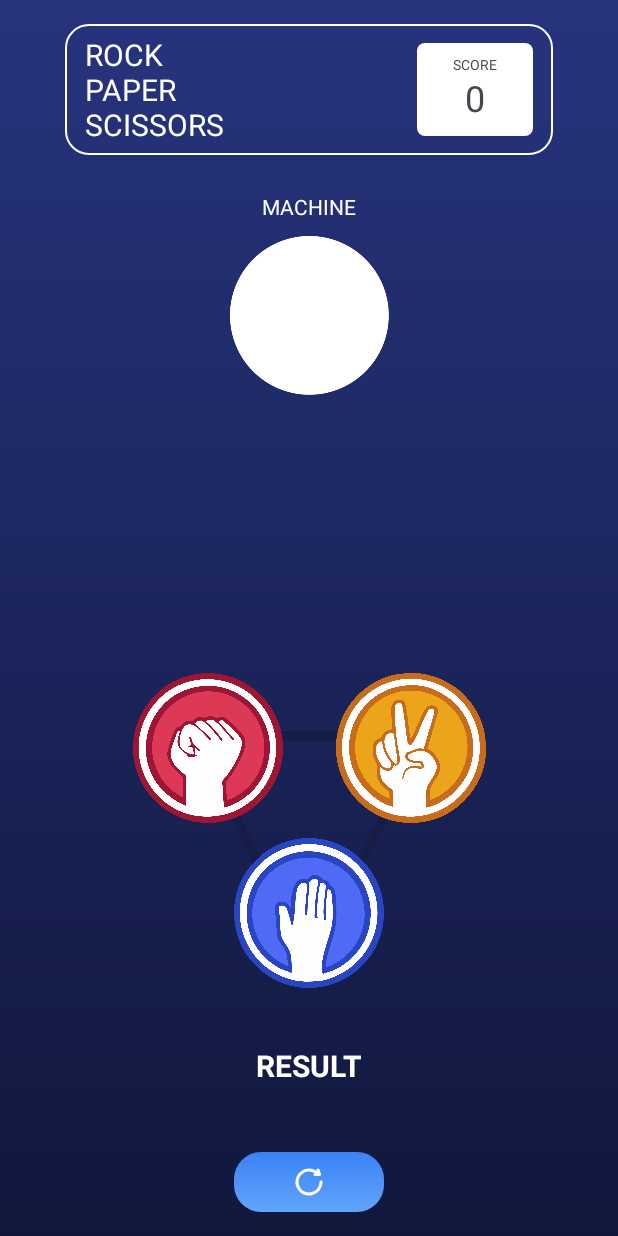
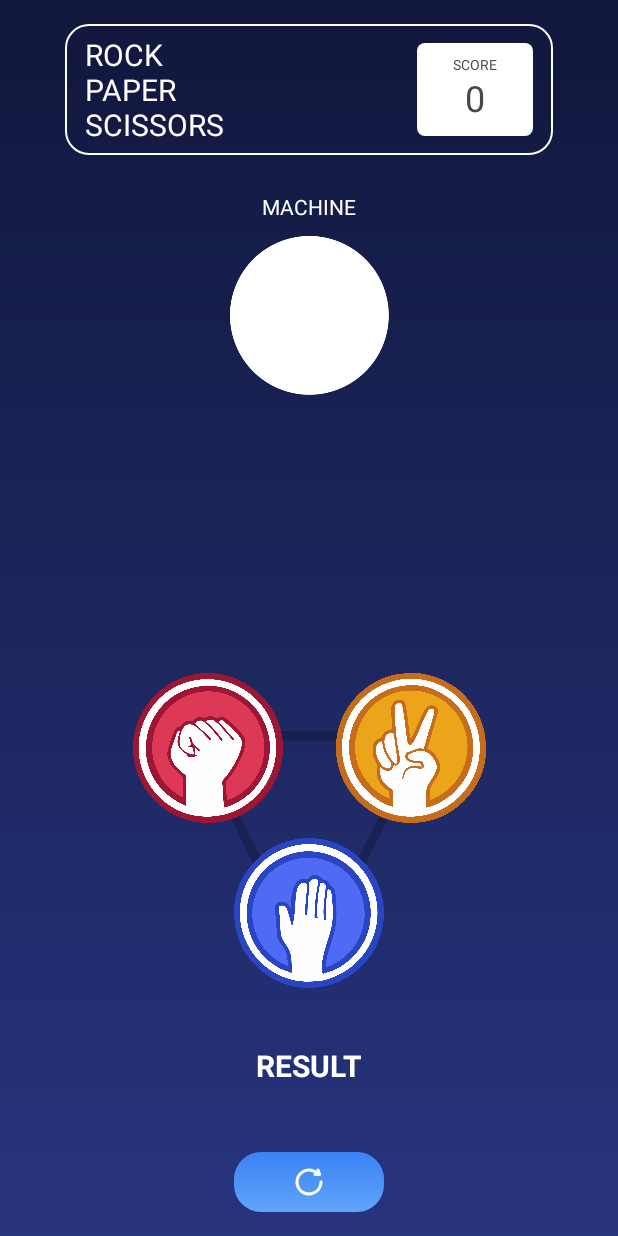
Before and after one commit to ifryansampaio/Rock-Paper-Scissors, an Android app: the screen it shows after launch (MainActivity), on a phone screen of 412 x 824 dp. Run offline under Robolectric (Android 15) with nearby library versions, the phone set to English and light mode, and no system bars; Roboto replaces fonts that are not available here.

Commit message:
Adicionando themes e colors

```diff
--- a/app/src/main/res/drawable/gradient_background.xml
+++ b/app/src/main/res/drawable/gradient_background.xml
@@ -1,8 +1,8 @@
 <?xml version="1.0" encoding="utf-8"?>
 <shape xmlns:android="http://schemas.android.com/apk/res/android">
     <gradient
-        android:startColor="#11173C"
-        android:endColor="#27347E"
+        android:startColor="@color/backblue"
+        android:endColor="@color/backhighblue"
         android:type="linear"
         android:angle="90" />
 </shape>
--- a/app/src/main/res/drawable/gradient_button.xml
+++ b/app/src/main/res/drawable/gradient_button.xml
@@ -1,8 +1,8 @@
 <?xml version="1.0" encoding="utf-8"?>
 <shape xmlns:android="http://schemas.android.com/apk/res/android">
 <gradient
-    android:startColor="#60a5fa"
-    android:endColor="#3b82f6"
+    android:startColor="@color/lightblue"
+    android:endColor="@color/lighthighblue"
     android:type="linear"
     android:angle="90" />
     <corners android:radius="18dp" />
--- a/app/src/main/res/values-night/themes.xml
+++ b/app/src/main/res/values-night/themes.xml
@@ -3,5 +3,15 @@
     <style name="Base.Theme.RockPaperScissors" parent="Theme.Material3.DayNight.NoActionBar">
         <!-- Customize your dark theme here. -->
         <!-- <item name="colorPrimary">@color/my_dark_primary</item> -->
+
+        <!-- Primary color -->
+        <item name="colorPrimary">@color/backblue</item>
+        <item name="colorPrimaryVariant">@color/backhighblue</item>
+        <item name="colorOnPrimary">@color/white</item>
+
+        <!-- Secondary color -->
+        <item name="colorSecondary">@color/lightblue</item>
+        <item name="colorSecondaryVariant">@color/lighthighblue</item>
+        <item name="colorOnSecondary">@color/white</item>
     </style>
 </resources>
--- a/app/src/main/res/values/colors.xml
+++ b/app/src/main/res/values/colors.xml
@@ -2,4 +2,10 @@
 <resources>
     <color name="black">#FF000000</color>
     <color name="white">#FFFFFFFF</color>
+    <color name="backblue">#27347E</color>
+    <color name="backhighblue">#11173C</color>
+    <color name="lightblue">#60a5fa</color>
+    <color name="lighthighblue">#3b82f6</color>
+
+
 </resources>
--- a/app/src/main/res/values/themes.xml
+++ b/app/src/main/res/values/themes.xml
@@ -3,6 +3,16 @@
     <style name="Base.Theme.RockPaperScissors" parent="Theme.Material3.DayNight.NoActionBar">
         <!-- Customize your light theme here. -->
         <!-- <item name="colorPrimary">@color/my_light_primary</item> -->
+
+        <!-- Primary color -->
+        <item name="colorPrimary">@color/backblue</item>
+        <item name="colorPrimaryVariant">@color/backhighblue</item>
+        <item name="colorOnPrimary">@color/white</item>
+
+        <!-- Secondary color -->
+        <item name="colorSecondary">@color/lightblue</item>
+        <item name="colorSecondaryVariant">@color/lighthighblue</item>
+        <item name="colorOnSecondary">@color/white</item>
     </style>
 
     <style name="Theme.RockPaperScissors" parent="Base.Theme.RockPaperScissors" />
```
